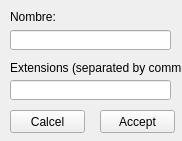
Qt form new.ui (uninhm/folder-organizer) before a commit.
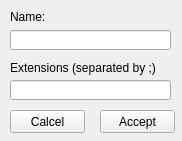
The same form after that commit.

What changed in the file:
```diff
--- a/new.ui
+++ b/new.ui
@@ -23,7 +23,7 @@
     </rect>
    </property>
    <property name="text">
-    <string>Nombre:</string>
+    <string>Name:</string>
    </property>
   </widget>
   <widget class="QLineEdit" name="nameEdit">
@@ -46,7 +46,7 @@
     </rect>
    </property>
    <property name="text">
-    <string>Extensions (separated by comma)</string>
+    <string>Extensions (separated by ;)</string>
    </property>
   </widget>
   <widget class="QLineEdit" name="extEdit">
```
